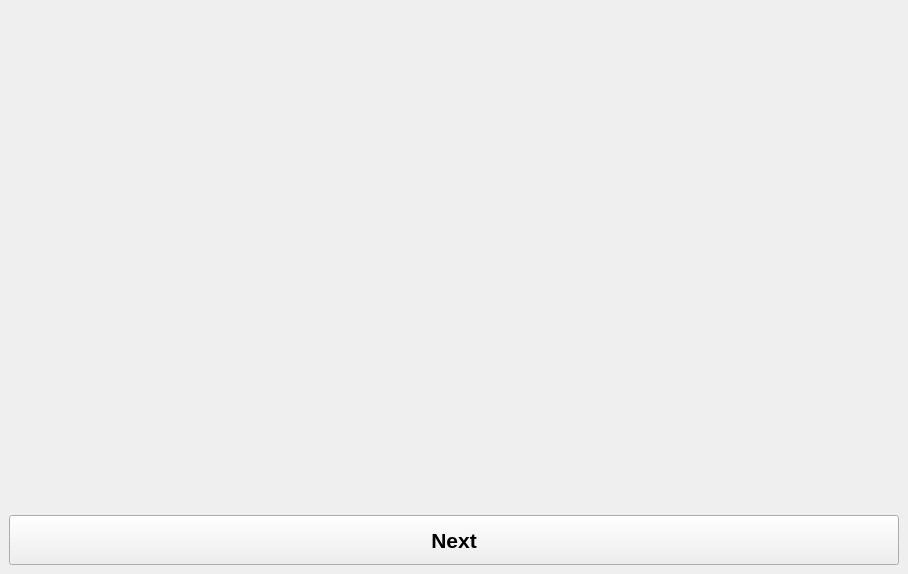
alfa-ryano/Brownian, file ui/welcome.ui: the form before one commit.
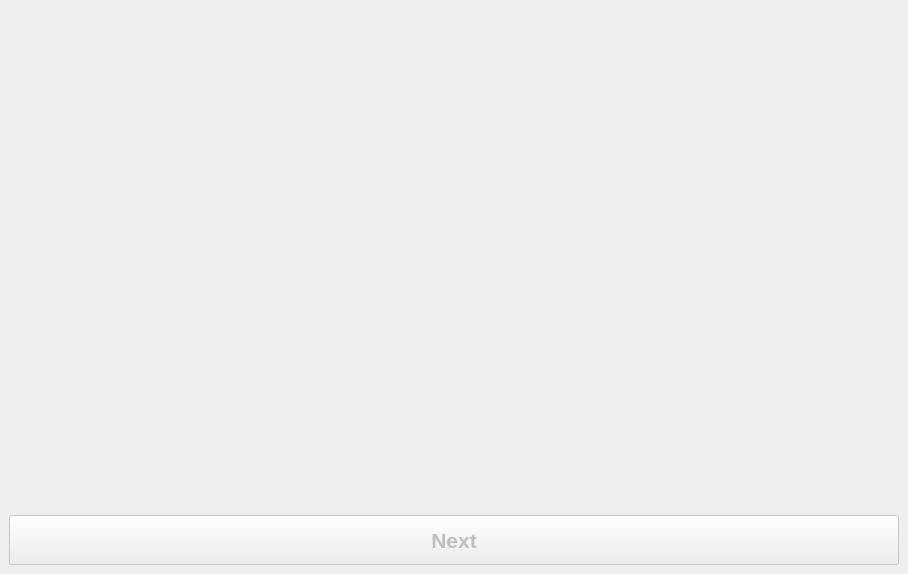
The form after the commit. Icons and pictures are not drawn.

Commit message:
Timer on Welcome Form
Timer on Welcome Form

```diff
--- a/ui/welcome.ui
+++ b/ui/welcome.ui
@@ -71,6 +71,9 @@
         </item>
         <item>
          <widget class="QPushButton" name="button_next">
+          <property name="enabled">
+           <bool>false</bool>
+          </property>
           <property name="minimumSize">
            <size>
             <width>0</width>
```
The commit also changes 1 other file.
